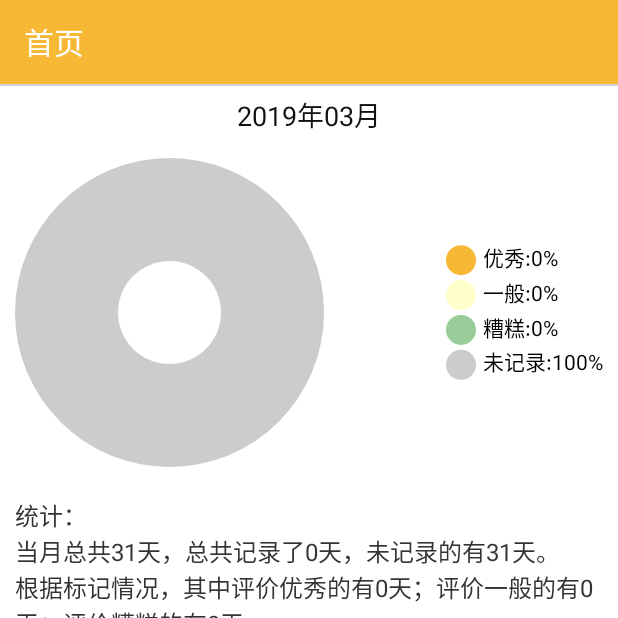
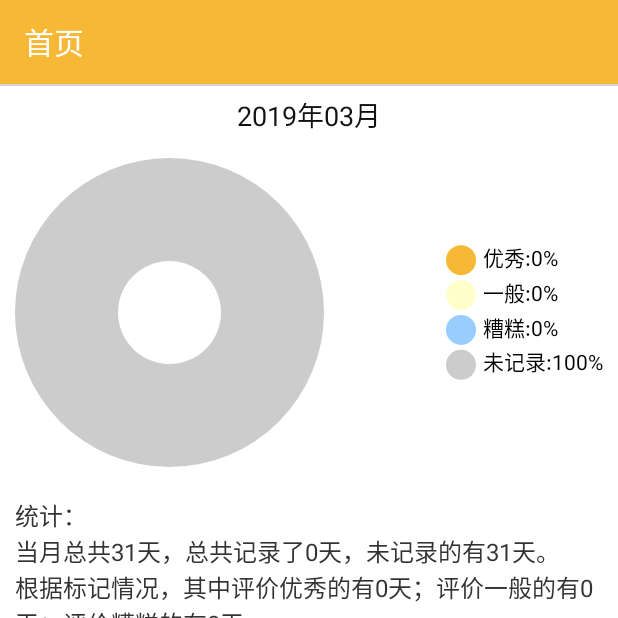
Before and after one commit to happyfsyy/ToDoList, an Android app: the fragment GraphFragment placed in its activity, on a phone screen of 412 x 824 dp, the top half of it. Run offline under Robolectric (Android 15) with nearby library versions, the phone set to English and light mode, and no system bars.

Commit message:
3/21 morning

```diff
--- a/app/src/main/res/values/colors.xml
+++ b/app/src/main/res/values/colors.xml
@@ -17,6 +17,6 @@
     <color name="transparent_color">#000000</color>
     <color name="graph_red">#f7b835</color>
     <color name="graph_green">#ffffcc</color>
-    <color name="graph_blue">#99cc99</color>
+    <color name="graph_blue">#99ccff</color>
     <color name="graph_gray">#cccccc</color>
 </resources>
```
Also changed, not shown: 1 other file.
